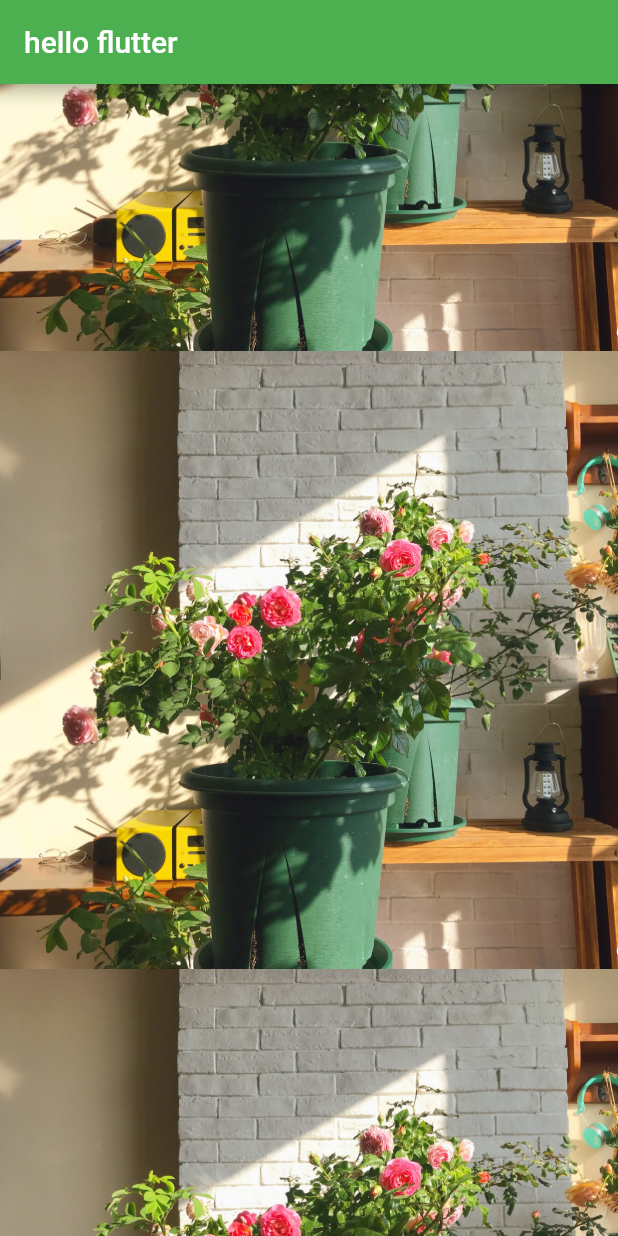
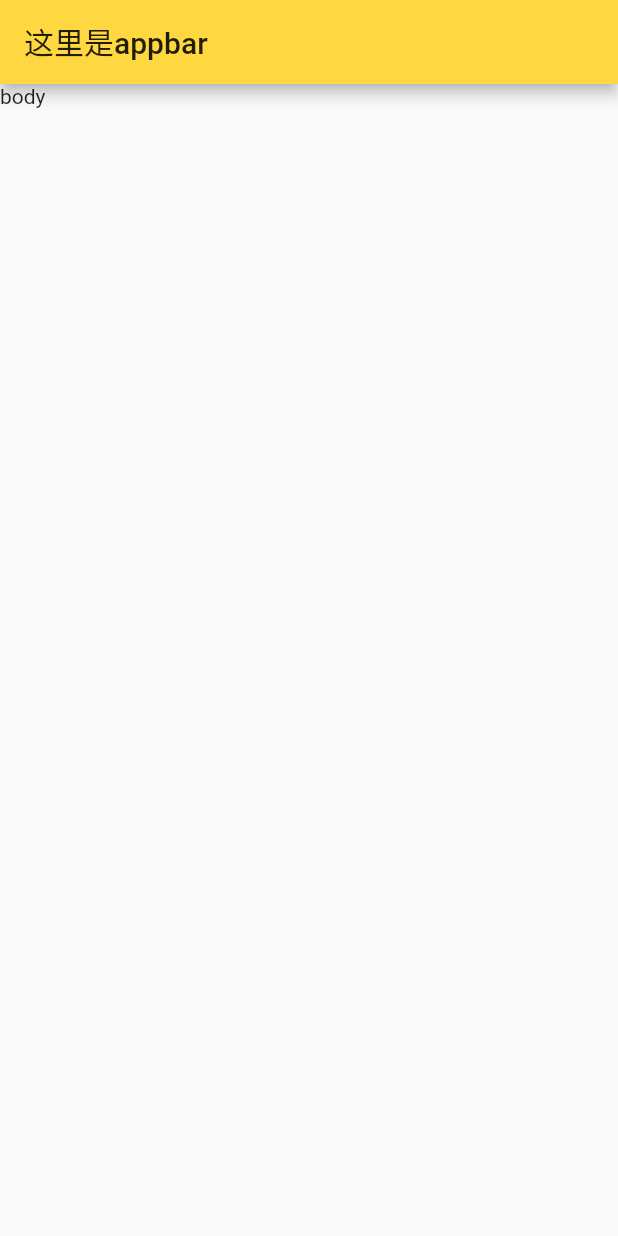
Before and after one commit to 60662666/flutter_demo, a Flutter app: the screen it shows after launch, on a phone screen of 412 x 824 dp. Run offline on Flutter 3.47's test engine with Material 2 defaults, Android fonts, the phone set to English and light mode, and no system bars.

Commit message:
主分支建立

```diff
--- a/lib/main.dart
+++ b/lib/main.dart
@@ -1,78 +1,23 @@
 import 'package:flutter/material.dart';
 
-void main() => runApp(MyApp());
+void main() {
+  runApp(MyApp());
+}
 
 class MyApp extends StatelessWidget {
   @override
   Widget build(BuildContext context) {
     return MaterialApp(
-      title: 'My flutter demo',
-      theme: new ThemeData(primaryColor: Colors.green),
+      title: '标题',
+      theme: new ThemeData(primaryColor: Colors.amberAccent),
       home: Scaffold(
-        appBar: AppBar(title: Text('hello flutter')),
-        body: Center(
-          /**
-           * Text组件的使用
-           */
-          // child: Text(
-          //   "zk's flutter app,zk's flutter app,zk's flutter app,zk's flutter app,zk's flutter app,zk's flutter app,",
-          //   textAlign: TextAlign.center,
-          //   maxLines: 2,
-          //   overflow: TextOverflow.fade,
-          //   style: TextStyle(
-          //     fontSize: 26,
-          //     color: Color.fromARGB(255, 255, 100, 100),
-          //     decoration: TextDecoration.underline,
-          //     decorationStyle: TextDecorationStyle.solid
-          //   )
-          // )
-          /**
-           * Container组件的使用
-           */
-          // child: Container(
-          //   child: Text(
-          //     'data',
-          //     style: TextStyle(
-          //       fontSize: 32.0,
-          //       color: Colors.yellow
-          //     )
-          //   ),
-          //   alignment: Alignment.topLeft,//容器内部文字的位置
-          //   width: double.infinity,//容器宽 MediaQuery.of(context).size.width 也可以表示撑满屏幕宽度
-          //   height: 300.0,//容器高
-          //   // color: Colors.blueAccent,
-          //   margin: EdgeInsets.all(15.0),
-          //   padding: EdgeInsets.fromLTRB(20.0, 5.0, 20.0, 5.0),
-          //   decoration: BoxDecoration(//与上面的color会产生冲突，二者只能取其一
-          //     gradient: LinearGradient(
-          //       colors: [
-          //         Colors.lightBlue,
-          //         Colors.yellow.shade600,
-          //         Colors.redAccent
-          //       ]
-          //     ),
-          //     border: Border.all(
-          //       width: 5.0,
-          //       color: Colors.black54
-          //     )
-          //   ),
-          // ),
-          /**
-           * Image组件的使用
-           */
-          child: Container(
-            child: new Image.asset(
-              'images/img1.jpeg',
-              // fit: BoxFit.fitWidth,//fit如果什么都不写就是fitWidth效果
-              // color: Colors.redAccent,
-              // colorBlendMode: BlendMode.darken,
-              repeat: ImageRepeat.repeatY,
-            ),
-            height: double.infinity,
-            color: Colors.lightBlue,
-            ),
+        appBar: AppBar(
+          title: Text('这里是appbar'),
         ),
-      )
+        body: Text(
+          'body'
+        ),
+      ),
     );
   }
 }
```
